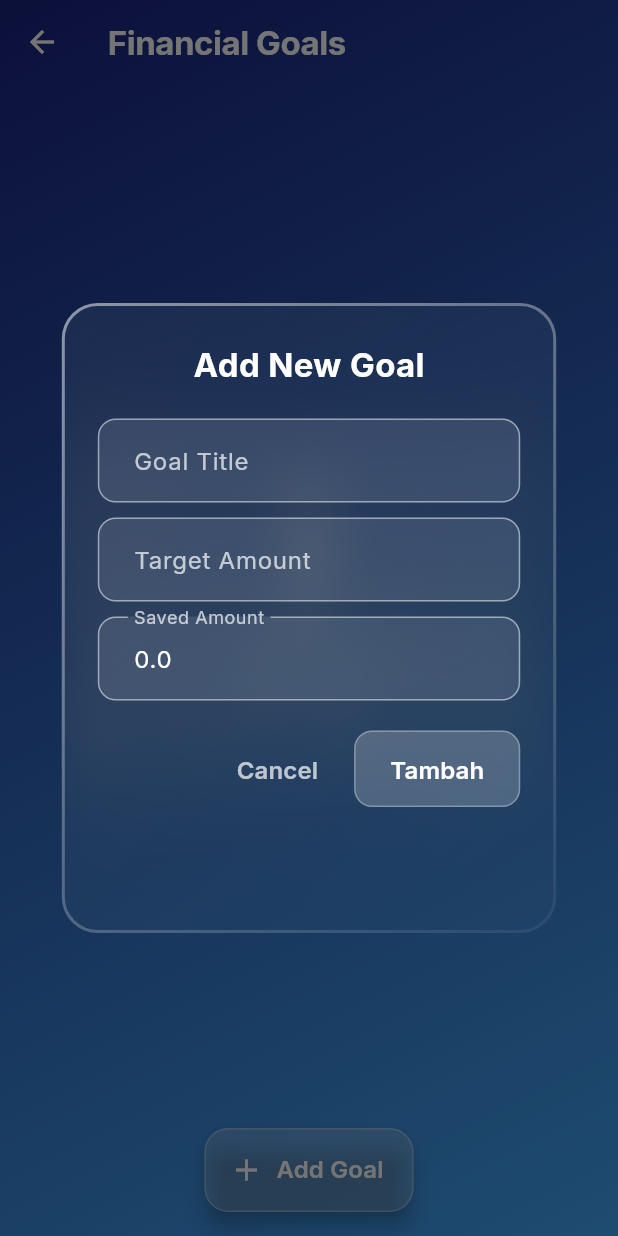
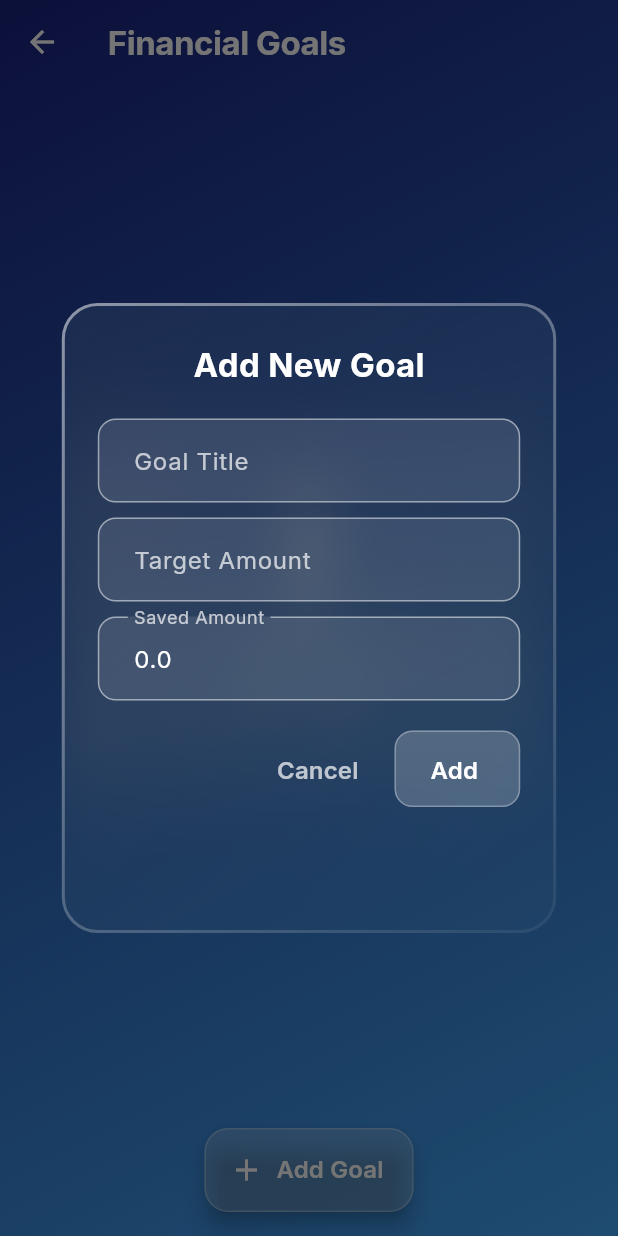
Before and after one commit to wahyualif23014/timingMatters_RiverPodd, a Flutter app: the FinancialGoalsPage screen opened directly, after a tap on "Add Goal", on a phone screen of 412 x 824 dp. Run offline on Flutter 3.47's test engine with Material 3 defaults, Android fonts, the light colour scheme and no system bars; drawn by our look-alikes of flutter_animate, glassmorphism; our stand-ins replace firebase_analytics, firebase_core, firebase_database, flutter_riverpod, go_router, google_fonts; accounts and stored records are empty; statements that could not run were skipped.

Commit message:
new finance h2 latest

```diff
--- a/lib/features/finance/presentation/pages/finance_overview_page.dart
+++ b/lib/features/finance/presentation/pages/finance_overview_page.dart
@@ -151,7 +151,7 @@ class FinanceOverviewPage extends StatelessWidget {
         child: GlassmorphicContainer(
           width: MediaQuery.of(context).size.width * 0.7,
           height: 60,
-          borderRadius: 16,
+          borderRadius: 16.0,
           blur: 10,
           alignment: Alignment.center,
           border: 1.5,
--- a/lib/features/finance/presentation/pages/financial_goals_page.dart
+++ b/lib/features/finance/presentation/pages/financial_goals_page.dart
@@ -445,7 +445,7 @@ class FinancialGoalsPage extends ConsumerWidget {
                           shape: RoundedRectangleBorder(borderRadius: BorderRadius.circular(12)),
                           side: BorderSide(color: Colors.white.withOpacity(0.3), width: 1),
                         ),
-                        child: Text(goal == null ? 'Tambah' : 'Perbarui'),
+                        child: Text(goal == null ? 'Add ' : 'Update'),
                       ),
                     ],
                   ),
@@ -552,7 +552,7 @@ class FinancialGoalsPage extends ConsumerWidget {
                           shape: RoundedRectangleBorder(borderRadius: BorderRadius.circular(12)),
                           side: BorderSide(color: Colors.white.withOpacity(0.3), width: 1),
                         ),
-                        child: const Text('Tambah'),
+                        child: const Text('Add'),
                       ),
                     ],
                   ),
```
Also changed, not shown: 2 other files.
